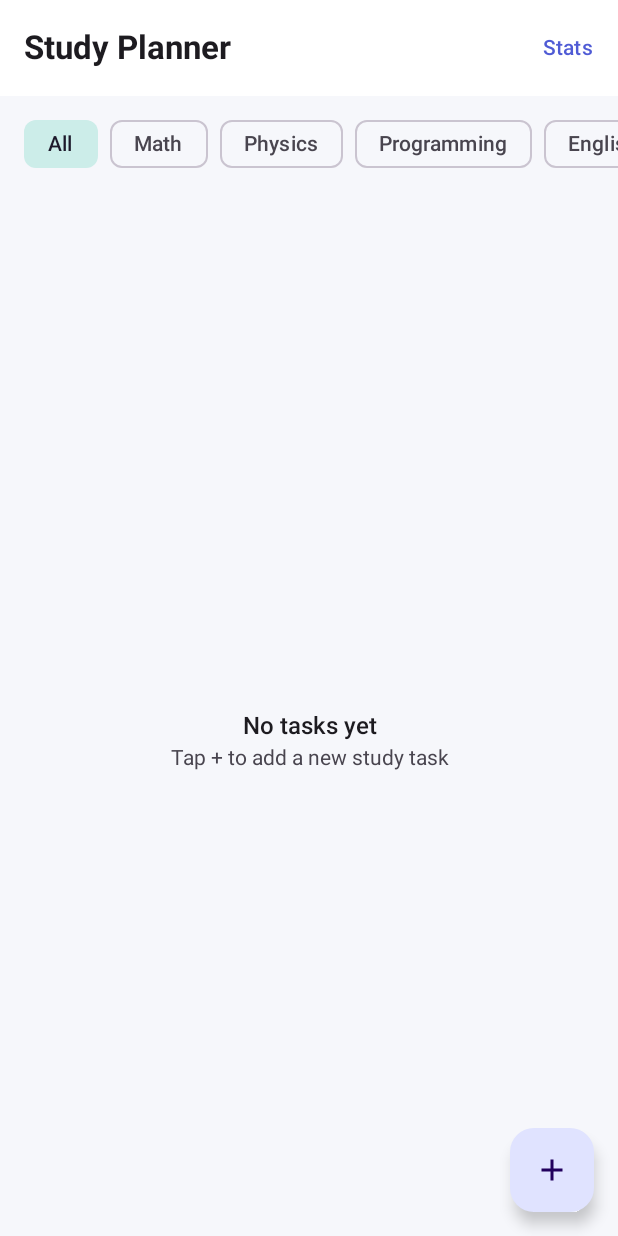
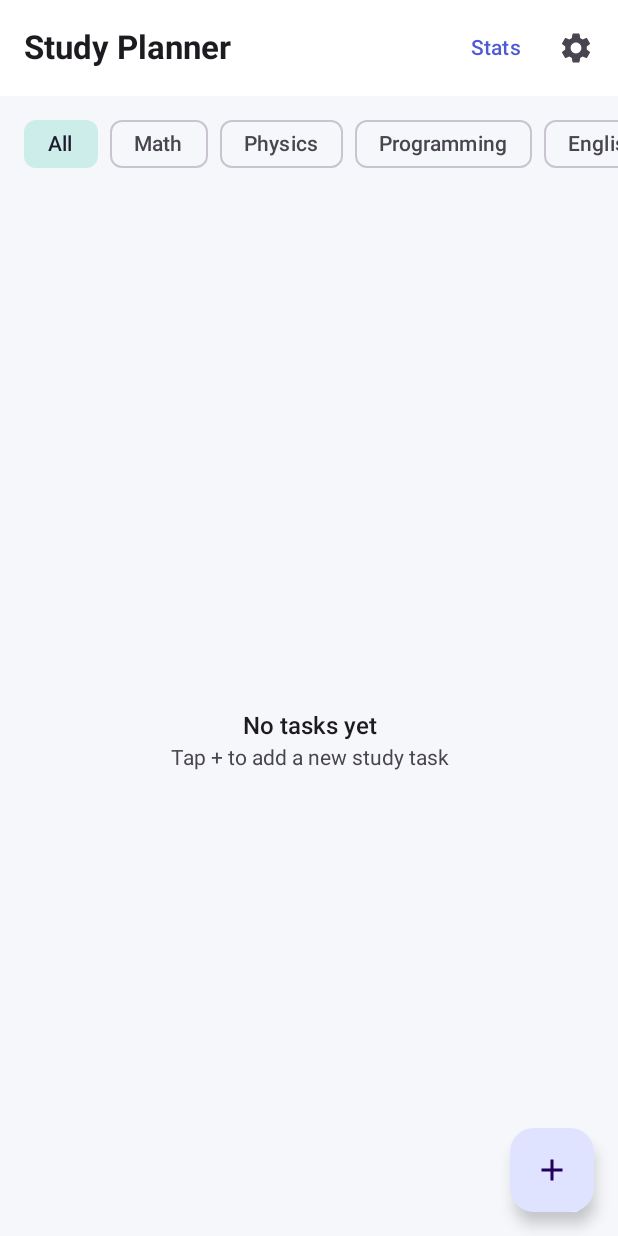
Before and after one commit to amurbuy/study-planner, an Android app built with Jetpack Compose: the screen it shows after launch (MainActivity), on a phone screen of 412 x 824 dp. Run offline under Robolectric (Android 15) with nearby library versions, the phone set to English and light mode, and no system bars; our stand-ins replace Room's generated code.

Commit message:
Add settings route and settings button on task list

```diff
--- a/app/src/main/java/com/example/studyplanner/navigation/AppNavHost.kt
+++ b/app/src/main/java/com/example/studyplanner/navigation/AppNavHost.kt
@@ -11,6 +11,7 @@ import com.example.studyplanner.screens.AddEditTaskScreen
 import com.example.studyplanner.screens.StatsScreen
 import com.example.studyplanner.screens.TaskDetailScreen
 import com.example.studyplanner.screens.TaskListScreen
+import com.example.studyplanner.screens.SettingsScreen
 
 @Composable
 fun AppNavHost(
@@ -22,7 +23,8 @@ fun AppNavHost(
             TaskListScreen(
                 onTaskClick = { taskId -> navController.navigate("task_detail/$taskId") },
                 onAddClick = { navController.navigate("add_task") },
-                onStatsClick = { navController.navigate("stats") }
+                onStatsClick = { navController.navigate("stats") },
+                onSettingsClick = { navController.navigate("settings") }
             )
         }
 
@@ -59,5 +61,9 @@ fun AppNavHost(
         composable("stats") {
             StatsScreen(onBack = { navController.navigateUp() })
         }
+
+        composable("settings") {
+            SettingsScreen(onBack = { navController.navigateUp() })
+        }
     }
 }
--- a/app/src/main/java/com/example/studyplanner/screens/TaskListScreen.kt
+++ b/app/src/main/java/com/example/studyplanner/screens/TaskListScreen.kt
@@ -25,12 +25,17 @@ import com.example.studyplanner.components.TaskCard
 import com.example.studyplanner.viewmodel.TaskListViewModel
 import androidx.compose.material3.TextButton
 import com.example.studyplanner.components.AppTopBar
+import androidx.compose.material.icons.filled.Settings
+import androidx.compose.material3.IconButton
+import androidx.compose.material.icons.filled.Settings
+import androidx.compose.material3.IconButton
 
 @Composable
 fun TaskListScreen(
     onTaskClick: (Int) -> Unit,
     onAddClick: () -> Unit,
     onStatsClick: () -> Unit,
+    onSettingsClick: () -> Unit,
     viewModel: TaskListViewModel = viewModel()
 ) {
     val uiState by viewModel.uiState.collectAsState()
@@ -41,6 +46,9 @@ fun TaskListScreen(
                 title = "Study Planner",
                 actions = {
                     TextButton(onClick = onStatsClick) { Text("Stats") }
+                    IconButton(onClick = onSettingsClick) {
+                        Icon(Icons.Filled.Settings, contentDescription = "Settings")
+                    }
                 }
             )
         },
```
